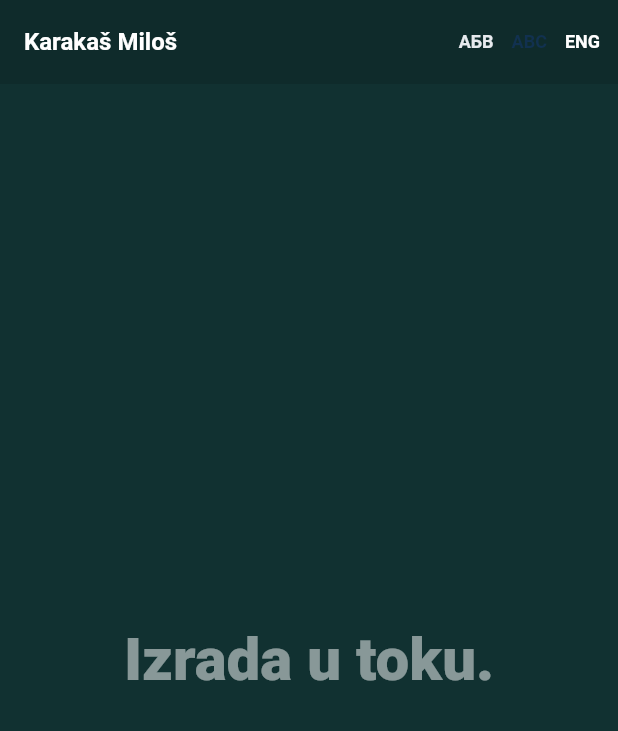
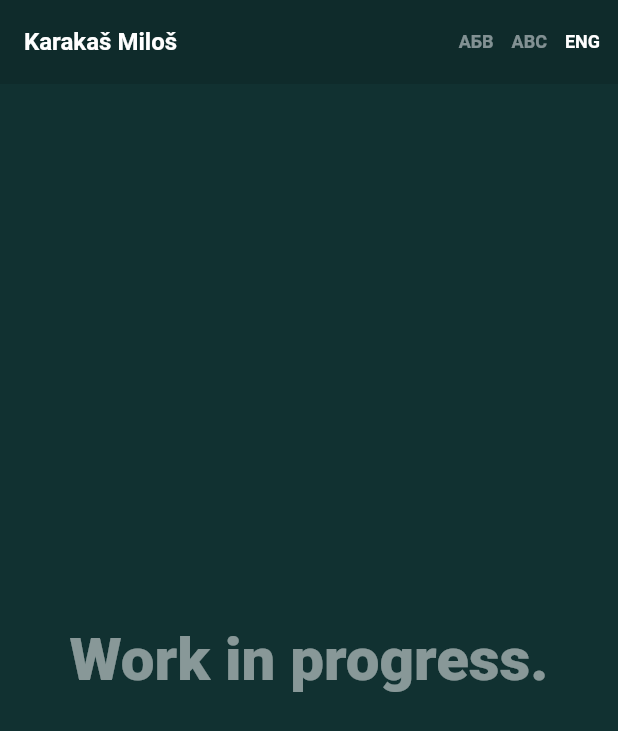
Before and after one commit to MilosKarakas/miloskarakas.github.io, a Flutter app: the screen it shows after launch, after a tap on "ABC", after a tap on "ENG", on a phone screen of 412 x 824 dp. Shown: the top 731 px of the screen. Run offline on Flutter 3.47's test engine with Material 2 defaults, Android fonts, the light colour scheme and no system bars.

Commit message:
AppBar language choosing buttons background color

```diff
--- a/lib/main.dart
+++ b/lib/main.dart
@@ -9,7 +9,9 @@ class MyApp extends StatelessWidget {
     return MaterialApp(
       debugShowCheckedModeBanner: false,
       title: 'Portfolio',
-      theme: ThemeData(),
+      theme: ThemeData(
+        primaryColor: Color.fromARGB(255, 17, 49, 49),
+      ),
       home: MyHomePage(),
     );
   }
@@ -34,7 +36,11 @@ class _MyHomePageState extends State<MyHomePage> {
 
     if(_selectedLanguage != 0){
       _name = "Karakaš Miloš";
-      _centerText = "Izrada u toku.";
+
+      if(_selectedLanguage == 1)
+        _centerText = "Izrada u toku.";
+      else
+        _centerText = "Work in progress.";
     }
     else {
       _name = "Каракаш Милош";
@@ -61,7 +67,7 @@ class _MyHomePageState extends State<MyHomePage> {
                 child: Text(
                   "АБВ",
                   style: TextStyle(
-                      color: (_selectedLanguage==0)?Colors.white:Color(0xffe7eaee),
+                      color: (_selectedLanguage==0)?Colors.white:Color(0x88e7eaee),
                       fontWeight: FontWeight.w700,
                       fontSize: 12
                   ),
@@ -81,7 +87,7 @@ class _MyHomePageState extends State<MyHomePage> {
                 child: Text(
                   "ABC",
                   style: TextStyle(
-                      color: (_selectedLanguage==1)?Colors.white:Color.fromARGB(255, 17, 49, 80),
+                      color: (_selectedLanguage==1)?Colors.white:Color(0x88e7eaee),
                       fontWeight: FontWeight.w700,
                       fontSize: 12
                   ),
@@ -101,7 +107,7 @@ class _MyHomePageState extends State<MyHomePage> {
                 child: Text(
                   "ENG",
                   style: TextStyle(
-                      color: (_selectedLanguage==2)?Colors.white:Color.fromARGB(255, 17, 49, 49),
+                      color: (_selectedLanguage==2)?Colors.white:Color(0x88e7eaee),
                       fontWeight: FontWeight.w700,
                       fontSize: 12
                   ),
```
Also changed, not shown: 2 other files.
